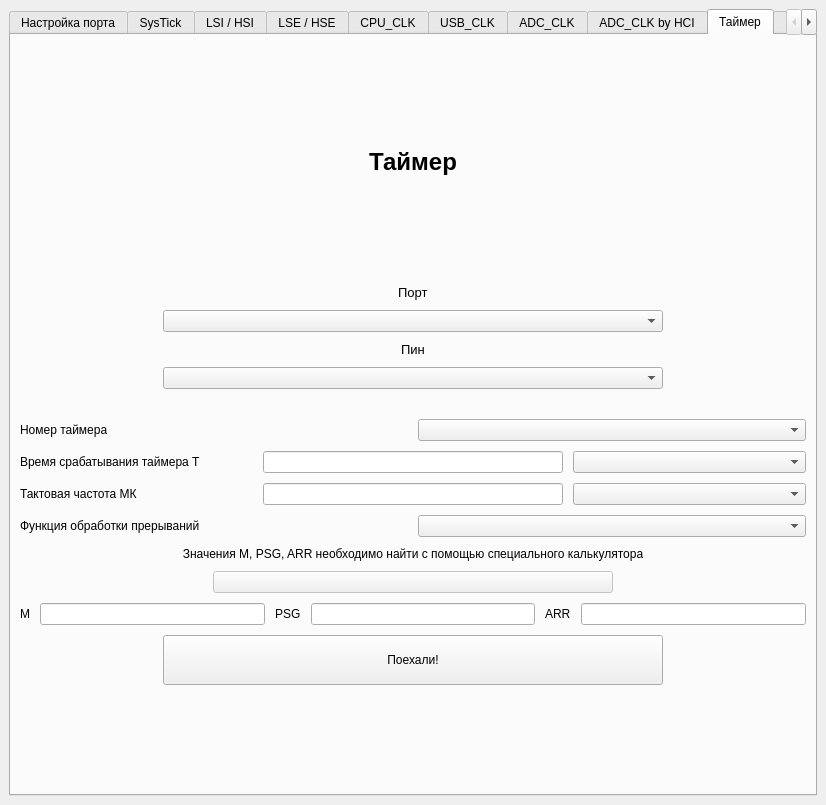
Above: main.ui from TimurRahimov/1986BE93Y-CodeGenerator before the change. Below: the same form after it.
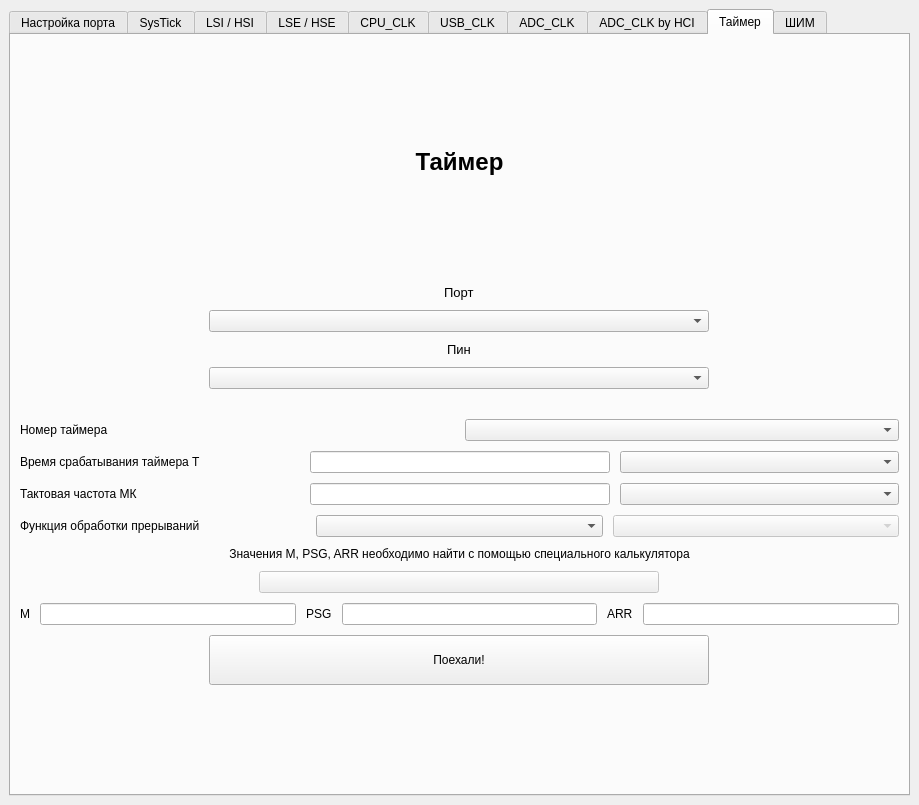
That is the form after the change. The open tabs and pages were chosen to show the change.

The edit to the form file:
```diff
--- a/main.ui
+++ b/main.ui
@@ -6,7 +6,7 @@
    <rect>
     <x>0</x>
     <y>0</y>
-    <width>826</width>
+    <width>919</width>
     <height>805</height>
    </rect>
   </property>
@@ -2596,7 +2596,6 @@
             <property name="font">
              <font>
               <pointsize>18</pointsize>
-              <weight>75</weight>
               <bold>true</bold>
              </font>
             </property>
@@ -2798,13 +2797,19 @@
               <item>
                <widget class="QComboBox" name="comboBox_13_irq"/>
               </item>
+              <item>
+               <widget class="QComboBox" name="comboBox_13_irq_param">
+                <property name="enabled">
+                 <bool>false</bool>
+                </property>
+               </widget>
+              </item>
              </layout>
             </item>
             <item>
              <widget class="QLabel" name="label_54">
               <property name="font">
                <font>
-                <weight>50</weight>
                 <italic>false</italic>
                 <bold>false</bold>
                </font>
```
Left out of the diff: 10 changed lines with no effect on the pictures.
